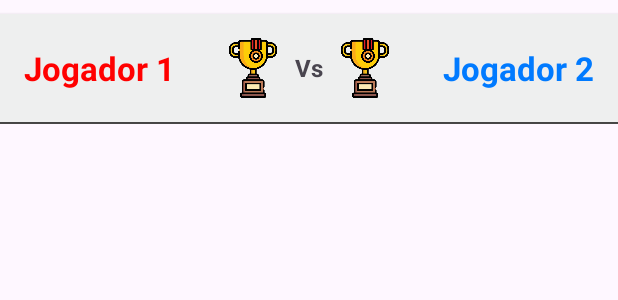
After one commit to William-Sobrinho-Geraldo/jogo_da_velha, an Android app: the layout item_do_historico.xml on its own in the app's theme, with its tools: preview values and no code run, on a phone screen of 412 x 824 dp. The commit adds this screen. Shown: the top 300 px of the screen. Run offline under Robolectric (Android 15) with nearby library versions, the phone set to English and light mode, and no system bars.

Commit message:
editando o item da recycleView do histórico

```diff
--- a/app/src/main/AndroidManifest.xml
+++ b/app/src/main/AndroidManifest.xml
@@ -13,6 +13,9 @@
         android:supportsRtl="true"
         android:theme="@style/Theme.LETRAS_jogo_da_velha"
         tools:targetApi="31">
+        <activity
+            android:name=".activities.Historico3x3"
+            android:exported="false" />
         <activity
             android:name=".activities.Tabuleiro6x6Activity"
             android:exported="false" />
--- a/app/src/main/java/william/LETRAS_jogo_da_velha/activities/MainActivity.kt
+++ b/app/src/main/java/william/LETRAS_jogo_da_velha/activities/MainActivity.kt
@@ -203,6 +203,10 @@ class MainActivity : AppCompatActivity() {
 
 
         //BOTÃO HISTÓRICO CLICADO
+        binding.btnHistorico.setOnClickListener {
+            startActivity(Intent(this, Historico3x3::class.java))
+
+        }
 
 
         //BOTÃO VS JOGADOR CLICADO
--- a/app/src/main/res/layout/activity_main.xml
+++ b/app/src/main/res/layout/activity_main.xml
@@ -358,7 +358,7 @@
 
 
     <androidx.appcompat.widget.AppCompatButton
-        android:id="@+id/appCompatButton4"
+        android:id="@+id/btn_historico"
         android:layout_width="350dp"
         android:layout_height="50dp"
         android:layout_marginTop="10dp"
--- /dev/null
+++ b/app/src/main/res/layout/item_do_historico.xml
@@ -0,0 +1,85 @@
+<?xml version="1.0" encoding="utf-8"?>
+<androidx.constraintlayout.widget.ConstraintLayout xmlns:android="http://schemas.android.com/apk/res/android"
+    xmlns:app="http://schemas.android.com/apk/res-auto"
+    android:layout_width="match_parent"
+    android:layout_height="wrap_content">
+
+
+    <LinearLayout
+        android:layout_width="match_parent"
+        android:layout_height="wrap_content"
+        android:orientation="vertical"
+        app:layout_constraintEnd_toEndOf="parent"
+        app:layout_constraintStart_toStartOf="parent"
+        app:layout_constraintTop_toTopOf="parent">
+
+        <LinearLayout xmlns:android="http://schemas.android.com/apk/res/android"
+            android:layout_width="match_parent"
+            android:layout_height="wrap_content"
+            android:layout_marginTop="9dp"
+            android:background="#eeefef"
+            android:elevation="1dp"
+            android:gravity="center"
+            android:orientation="horizontal"
+            android:padding="16dp"
+            app:layout_constraintEnd_toEndOf="parent"
+            app:layout_constraintStart_toStartOf="parent"
+            app:layout_constraintTop_toTopOf="parent">
+
+            <TextView
+                android:id="@+id/textViewJogador1"
+                android:layout_width="wrap_content"
+                android:layout_height="wrap_content"
+                android:layout_weight="2"
+                android:text="@string/jogador_1"
+                android:textAlignment="textStart"
+                android:textColor="@color/vermelho"
+                android:textSize="22sp"
+                android:textStyle="bold" />
+
+            <ImageView
+                android:id="@+id/icone_campeao_jogador1"
+                android:layout_width="40dp"
+                android:layout_height="40dp"
+                android:src="@drawable/icone_trofeu_melhorado"
+                android:visibility="visible" />
+
+            <TextView
+                android:id="@+id/vs"
+                android:layout_width="wrap_content"
+                android:layout_height="wrap_content"
+                android:layout_weight="1"
+                android:text="Vs"
+                android:textAlignment="center"
+                android:textSize="16sp"
+                android:textStyle="bold" />
+
+            <ImageView
+                android:id="@+id/icone_campeao_jogador2"
+                android:layout_width="40dp"
+                android:layout_height="40dp"
+                android:src="@drawable/icone_trofeu_melhorado"
+                android:visibility="visible" />
+
+            <TextView
+                android:id="@+id/textViewJogador2"
+                android:layout_width="wrap_content"
+                android:layout_height="wrap_content"
+                android:layout_weight="2"
+                android:text="@string/jogador_2"
+                android:textAlignment="textEnd"
+                android:textColor="@color/azul"
+                android:textSize="22sp"
+                android:textStyle="bold" />
+        </LinearLayout>
+
+        <View
+            android:layout_width="match_parent"
+            android:layout_height="1dp"
+            android:background="#494948"
+            />
+
+    </LinearLayout>
+
+
+</androidx.constraintlayout.widget.ConstraintLayout>
--- a/app/src/main/res/values/strings.xml
+++ b/app/src/main/res/values/strings.xml
@@ -18,4 +18,5 @@
     <string name="novo_jogo">Novo Jogo</string>
     <string name="parabens_jogador1">Parabéns Jogador 1. Você ganhou!</string>
     <string name="voltar">Voltar</string>
+    <string name="historico">Histórico</string>
 </resources>
```
Also changed, not shown: app/src/main/java/william/LETRAS_jogo_da_velha/activities/Historico3x3.kt (added, +81 -0 lines), app/src/main/java/william/LETRAS_jogo_da_velha/activities/Tabuleiro3x3Activity.kt (+20 -6 lines), app/src/main/java/william/LETRAS_jogo_da_velha/data/JogadoresDao.kt (+9 -8 lines), app/src/main/java/william/LETRAS_jogo_da_velha/data/JogadoresModel.kt (+9 -0 lines), app/src/main/java/william/LETRAS_jogo_da_velha/data/Repository.kt (+4 -4 lines), app/src/main/java/william/LETRAS_jogo_da_velha/viewModels/Tabuleiro3x3ViewModel.kt (added, +14 -0 lines), app/src/main/res/drawable/rounded_border_item_historico.xml (added, +8 -0 lines), app/src/main/res/layout/activity_historico3x3.xml (added, +36 -0 lines), app/src/main/res/drawable/icone_campeao.png (added), app/src/main/res/drawable/icone_trofeu_melhorado.png (added).
